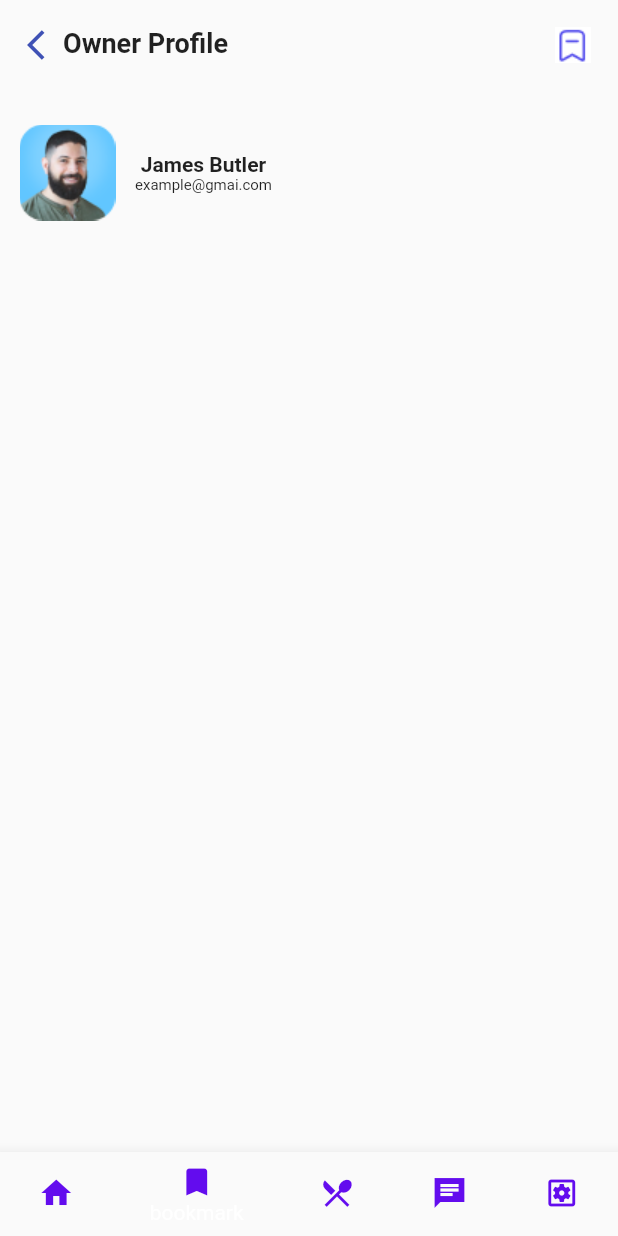
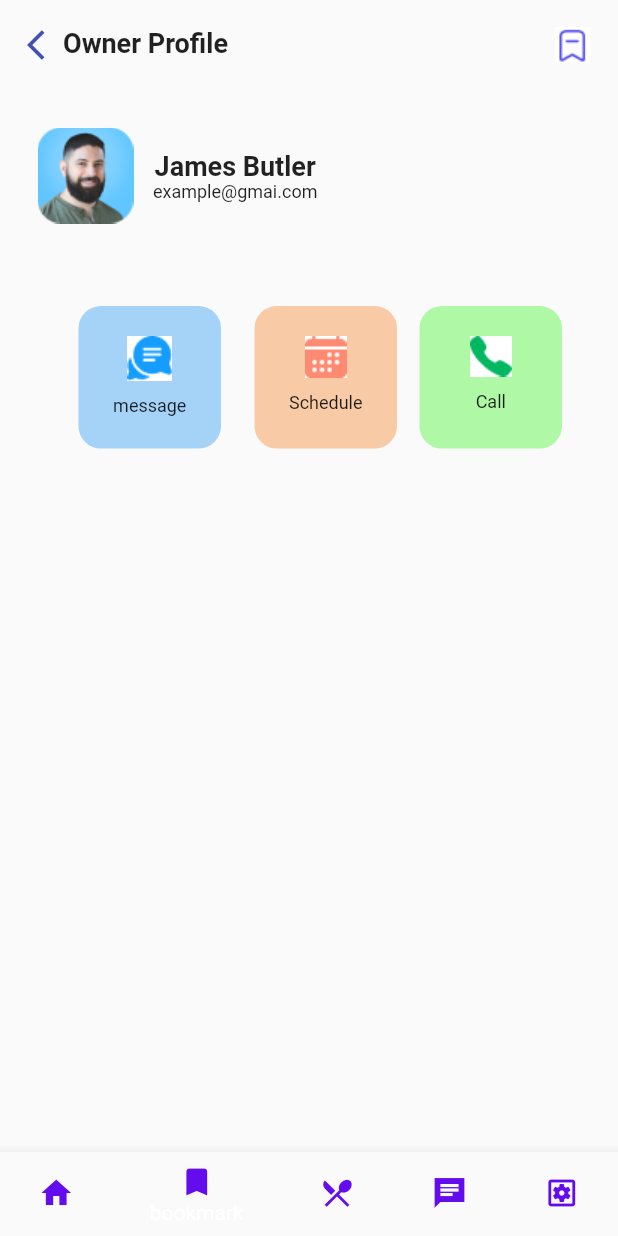
Before and after one commit to Kendra-ui/exercise1, a Flutter app: the screen it shows after launch, item 2 of the bottom bar chosen, on a phone screen of 412 x 824 dp. Run offline on Flutter 3.47's test engine with Material 2 defaults, Android fonts, the phone set to English and light mode, and no system bars.

Commit message:
my first commit

```diff
--- a/lib/bookmark.dart
+++ b/lib/bookmark.dart
@@ -38,7 +38,7 @@ class _BookmarkState extends State<Bookmark> {
             ),
             ),
 
-        Padding( padding: const EdgeInsets.only(top: 10),
+        Padding( padding: const EdgeInsets.all(12),
               child: Container(
               child: Column(children: [
             Row(
@@ -47,25 +47,104 @@ class _BookmarkState extends State<Bookmark> {
 
                 Image.asset('assets/images/Rectangle 5182.png', height: 90,),
 
-                 Padding(padding: EdgeInsets.only(top:1),
+                 const Padding(padding: EdgeInsets.only(top:1),
                  child:
                   Column(
                   children: [
-                Text('James Butler', style: TextStyle(fontSize: 14, fontWeight: FontWeight.w700),),
-              Text('example@gmai.com', style: TextStyle(fontSize: 10,),),
+                Text('James Butler', style: TextStyle(fontSize: 18, fontWeight: FontWeight.w700),),
+              Text('example@gmai.com', style: TextStyle(fontSize: 12,),),
                   ]
                 )
 
             )],
                     ),
 
-
-
-
                 ],
         )
             )
       ),
+
+      Padding(padding: const EdgeInsets.all(30),
+        child:
+        Row(
+         mainAxisAlignment: MainAxisAlignment.spaceEvenly,
+        children: [
+
+        Padding(padding: EdgeInsets.only(left:15),
+        child:
+        Container(
+          width: 95,
+          height: 95,
+              decoration: BoxDecoration(
+              border: Border.all(color: Color.fromARGB(255, 165, 211, 248)),
+              borderRadius: BorderRadius.circular(15), color: Color.fromARGB(255, 165, 211, 248)),
+              child:Padding(padding: EdgeInsets.all(19),
+              child:  Column(children: [
+                  Image.asset('assets/images/message.jpg'),
+                  Padding(padding: EdgeInsets.only(top:9.69),
+                  child:
+                  Text('message', style: TextStyle(fontSize: 12),),)
+
+              ]
+              ),
+              ),
+
+        ),
+        ),
+
+        Padding(padding: EdgeInsets.only(left:15),
+        child:
+        Row(
+          children: [
+          Container(
+          width: 95,
+          height: 95,
+              decoration: BoxDecoration(
+              border: Border.all(color: Color.fromARGB(255, 248, 202, 165)),
+              borderRadius: BorderRadius.circular(15), color: Color.fromARGB(255, 248, 202, 165)),
+              child:Padding(padding: EdgeInsets.all(19),
+              child:  Column(children: [
+                  Image.asset('assets/images/Vector.jpg'),
+                  const Padding(padding: EdgeInsets.only(top:9.69),
+                  child:
+                  Text('Schedule', style: TextStyle(fontSize: 12),),)
+
+              ]
+              ),
+              ),
+
+        ),
+
+
+        Padding(padding: const EdgeInsets.only(left: 15),
+        child:
+         Container(
+          width: 95,
+          height: 95,
+              decoration: BoxDecoration(
+              border: Border.all(color: Color.fromARGB(255, 175, 248, 165)),
+              borderRadius: BorderRadius.circular(15), color: Color.fromARGB(255, 175, 248, 165)),
+              child:Padding(padding: EdgeInsets.all(19),
+              child:  Column(children: [
+                  Image.asset('assets/images/Vector (1).jpg'),
+                  const Padding(padding: EdgeInsets.only(top:9.69),
+                  child:
+                  Text('Call', style: TextStyle(fontSize: 12),),)
+
+              ]
+              ),
+              ),
+
+        )
+        ),
+        ],
+        )
+        )
+
+        ]) ,
+
+      )
+
       ],
       ),
     ),
```
Also changed, not shown: assets/images/Vector (1).jpg (added), assets/images/Vector.jpg (added), assets/images/message.jpg (added).
